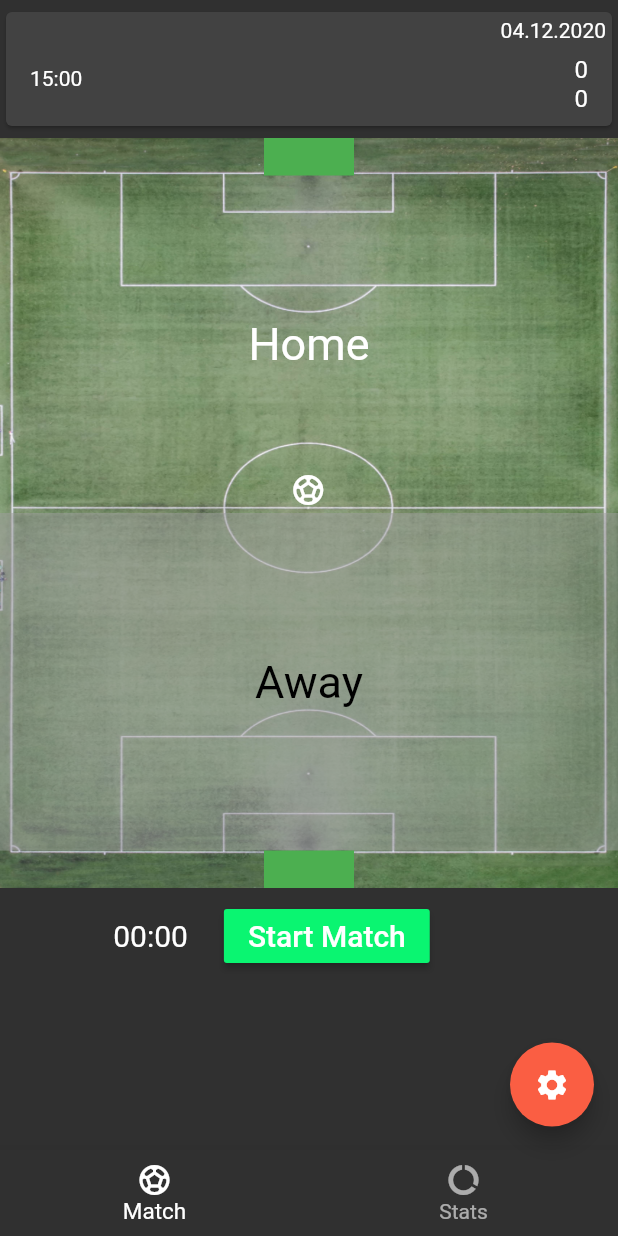
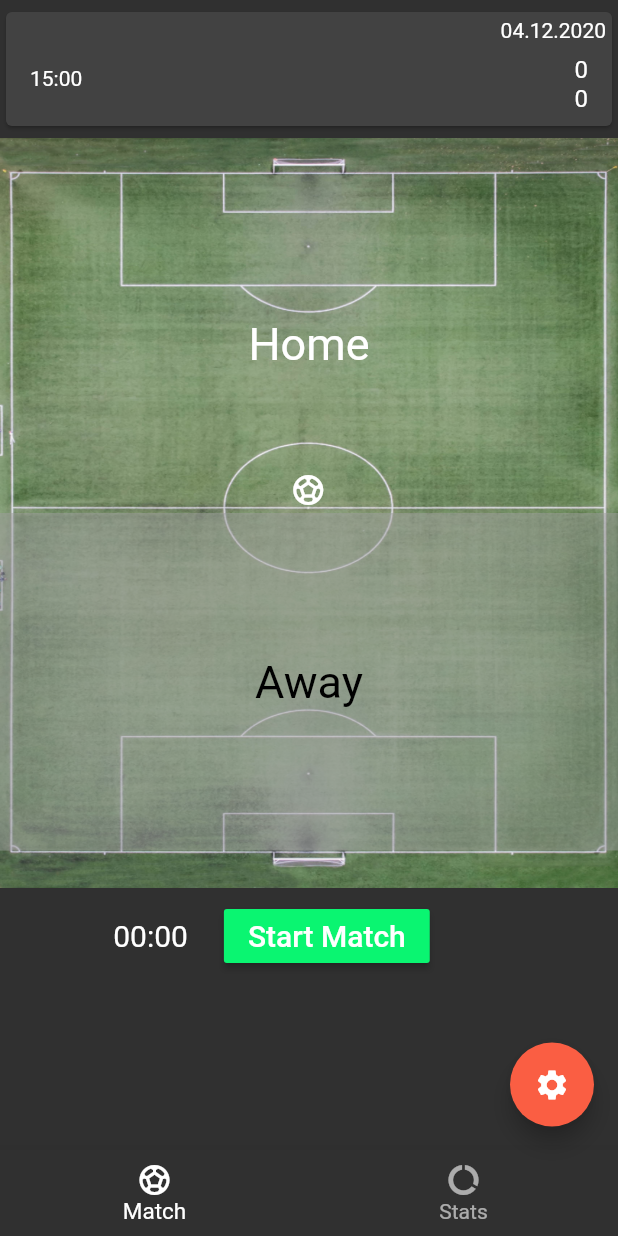
Before and after one commit to mariusschroeter/simple-football-tracker, a Flutter app: the AddMatchStartMatchScreen screen opened directly with empty values, on a phone screen of 412 x 824 dp. Run offline on Flutter 3.47's test engine with Material 2 defaults, Android fonts, the phone set to English and light mode, and no system bars; our stand-ins replace flutter_svg; network calls fail; Roboto replaces fonts that are missing (Georgia).

Commit message:
#small fixes

```diff
--- a/lib/screens/add_match_start_match.screen.dart
+++ b/lib/screens/add_match_start_match.screen.dart
@@ -710,7 +710,8 @@ class _AddMatchStartMatchScreenState extends State<AddMatchStartMatchScreen> {
                           mainAxisAlignment: MainAxisAlignment.spaceEvenly,
                           children: [
                             Padding(
-                              padding: EdgeInsets.only(top: 8.0, right: 50.0),
+                              padding: EdgeInsets.only(
+                                  top: 8.0, right: 50.0, bottom: 8.0),
                               child: Row(
                                 children: [
                                   Column(
--- a/lib/widgets/match_goal.dart
+++ b/lib/widgets/match_goal.dart
@@ -13,7 +13,6 @@ class MatchGoal extends StatelessWidget {
         return Container(
           height: 25,
           width: 60,
-          color: Colors.green,
         );
       },
       onAccept: (_) => onShot(isHomeShot),
```
